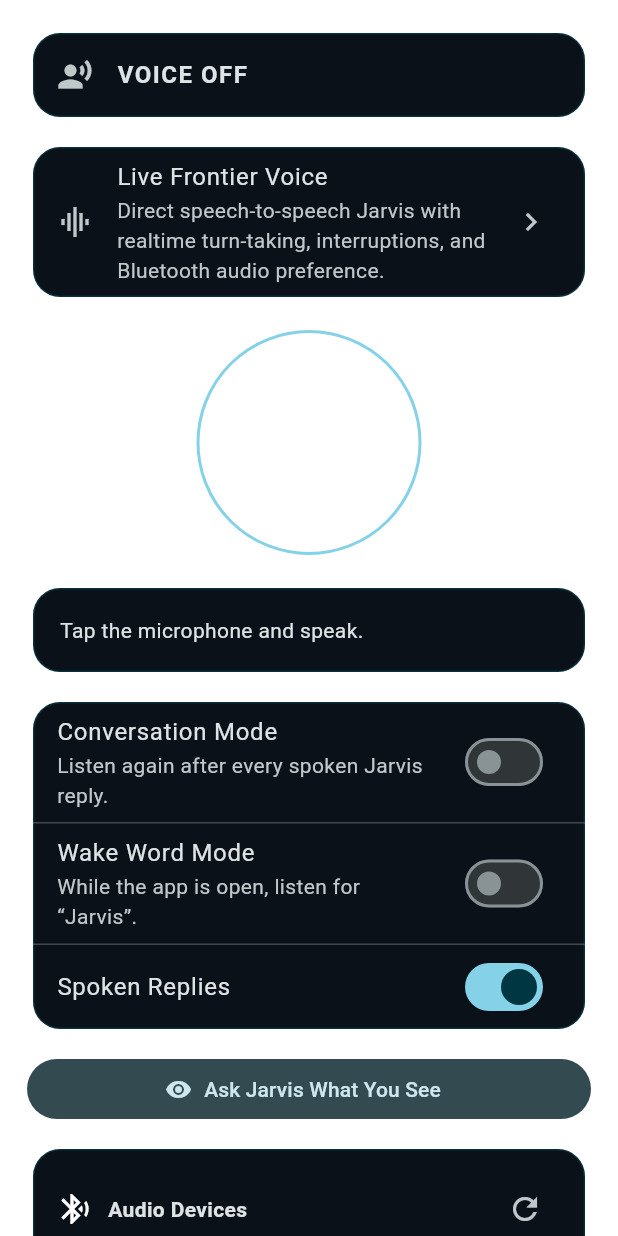
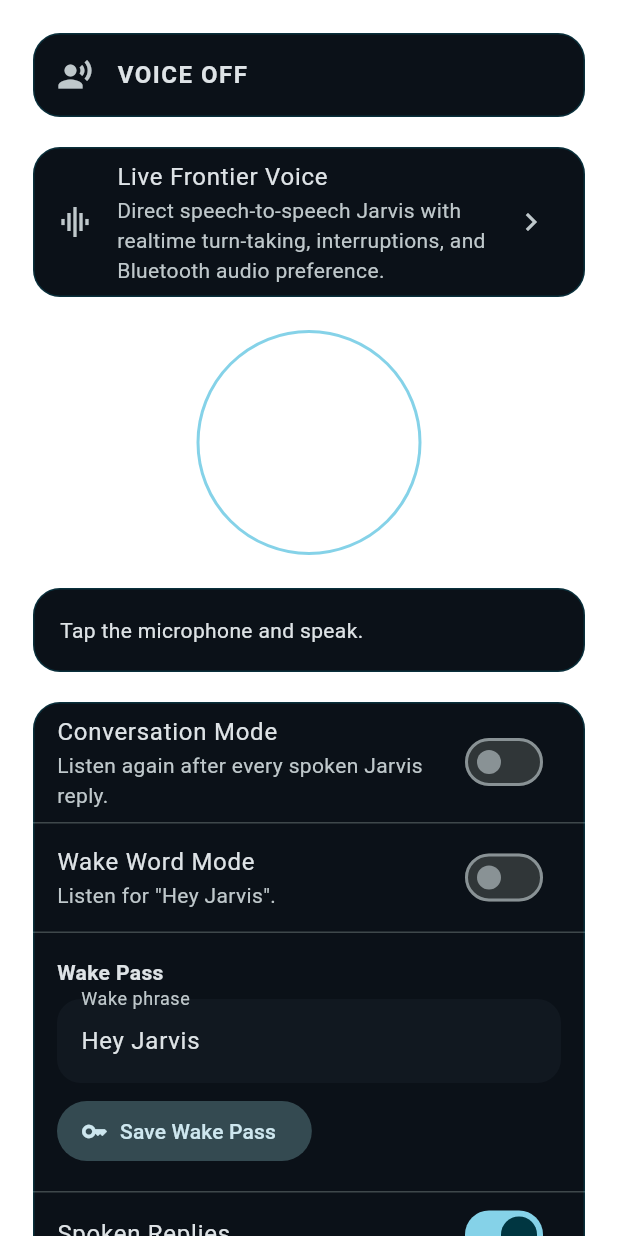
Before and after one commit to jeromeoffice78-ai/Project-JARVIS-Android, a Flutter app: the JarvisPresenceScreen screen opened directly, after a tap on "Voice Hub", on a phone screen of 412 x 824 dp. Run offline on Flutter 3.47's test engine with Material 3 defaults, Android fonts, the phone set to English and light mode, and no system bars; our stand-ins replace camera, file_picker, flutter_riverpod, flutter_secure_storage, flutter_tts, geolocator and 7 more; missing offline and left inert: audio_session, device_calendar, flutter_webrtc, google_mlkit_face_detection, health, model_viewer_plus and 2 more; accounts and stored records are empty; network calls fail.

Commit message:
Add editable Hey Jarvis wake pass to Voice settings

```diff
--- a/jarvis_app/lib/features/voice/jarvis_voice_screen.dart
+++ b/jarvis_app/lib/features/voice/jarvis_voice_screen.dart
@@ -23,12 +23,52 @@
   bool _wakeWord = false;
   bool _spokenReplies = true;
   bool _loadingDevices = false;
+  final TextEditingController
+      _wakePassController =
+      TextEditingController(
+    text: JarvisVoiceController.defaultWakePass,
+  );
   List<String> _devices = const <String>[];
 
   @override
   void initState() {
     super.initState();
     Future<void>.microtask(_refreshDevices);
+  }
+
+  Future<void> _saveWakePass(
+    JarvisVoiceController controller,
+  ) async {
+    try {
+      await controller.setWakePass(
+        _wakePassController.text,
+      );
+
+      if (!mounted) return;
+
+      ScaffoldMessenger.of(context)
+          .showSnackBar(
+        SnackBar(
+          content: Text(
+            'Wake pass saved: "' +
+                controller.wakePass +
+                '"',
+          ),
+        ),
+      );
+    } on Object catch (error) {
+      if (!mounted) return;
+
+      ScaffoldMessenger.of(context)
+          .showSnackBar(
+        SnackBar(
+          content: Text(
+            'Wake pass could not be saved: ' +
+                error.toString(),
+          ),
+        ),
+      );
+    }
   }
 
   Future<void> _refreshDevices() async {
@@ -44,6 +84,12 @@
     } finally {
       if (mounted) setState(() => _loadingDevices = false);
     }
+  }
+
+  @override
+  void dispose() {
+    _wakePassController.dispose();
+    super.dispose();
   }
 
   @override
@@ -170,8 +216,59 @@
                           controller.setWakeWordMode(enabled);
                         },
                         title: const Text('Wake Word Mode'),
-                        subtitle: const Text(
-                          'While the app is open, listen for “Jarvis”.',
+                        subtitle: Text(
+                          'Listen for "' +
+                              controller.wakePass +
+                              '".',
+                        ),
+                      ),
+                      const Divider(height: 1),
+                      Padding(
+                        padding:
+                            const EdgeInsets.all(16),
+                        child: Column(
+                          crossAxisAlignment:
+                              CrossAxisAlignment.start,
+                          children: <Widget>[
+                            const Text(
+                              'Wake Pass',
+                              style: TextStyle(
+                                fontWeight:
+                                    FontWeight.bold,
+                              ),
+                            ),
+                            const SizedBox(height: 8),
+                            TextField(
+                              controller:
+                                  _wakePassController,
+                              decoration:
+                                  const InputDecoration(
+                                labelText:
+                                    'Wake phrase',
+                                hintText:
+                                    'Hey Jarvis',
+                              ),
+                              textInputAction:
+                                  TextInputAction.done,
+                              onSubmitted: (_) =>
+                                  _saveWakePass(
+                                controller,
+                              ),
+                            ),
+                            const SizedBox(height: 8),
+                            FilledButton.tonalIcon(
+                              onPressed: () =>
+                                  _saveWakePass(
+                                controller,
+                              ),
+                              icon: const Icon(
+                                Icons.key_outlined,
+                              ),
+                              label: const Text(
+                                'Save Wake Pass',
+                              ),
+                            ),
+                          ],
                         ),
                       ),
                       const Divider(height: 1),
```
